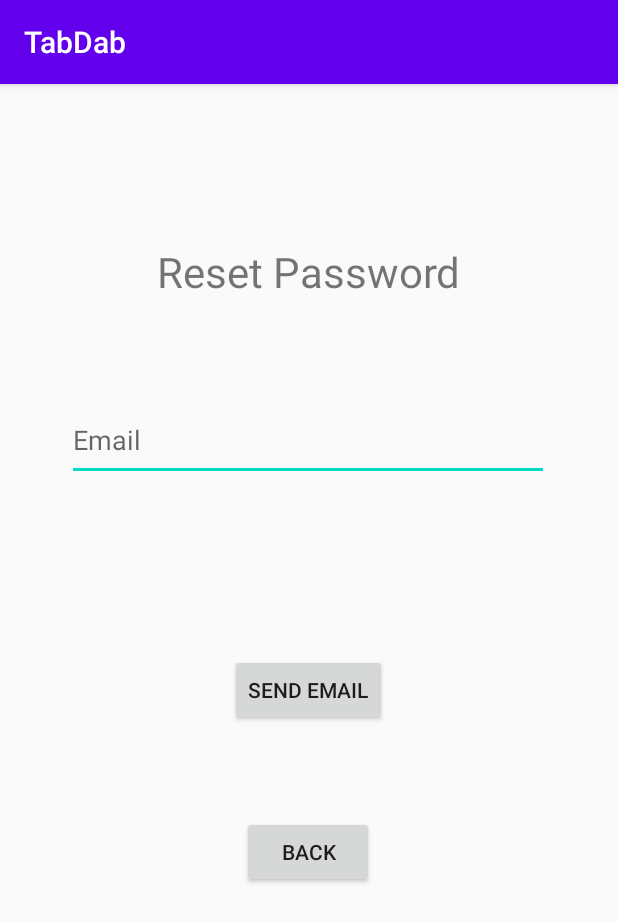
After one commit to SCCapstone/TabDab, an Android app: the ChangePassword screen opened directly, with no data from a screen before it, on a phone screen of 412 x 824 dp. The commit adds this screen. Shown: the top 922 px of the screen. Run offline under Robolectric (Android 15) with nearby library versions, the phone set to English and light mode, and no system bars; our stand-ins replace Firebase (no records; nobody signed in at launch, a user with empty details on screens opened directly).

Commit message:
User can now change their password through the AccountInformation screen. #30.

```diff
--- a/app/src/main/AndroidManifest.xml
+++ b/app/src/main/AndroidManifest.xml
@@ -26,6 +26,8 @@
 
         <activity android:name=".AccountInformation"/>
 
+        <activity android:name=".ChangePassword"/>
+
 
         <activity android:name=".Login">
             <intent-filter>
--- a/app/src/main/java/com/example/tabdab/AccountInformation.java
+++ b/app/src/main/java/com/example/tabdab/AccountInformation.java
@@ -32,12 +32,8 @@ public class AccountInformation extends AppCompatActivity{
     protected void onCreate(Bundle savedInstanceState) {
         super.onCreate(savedInstanceState);
         setContentView(R.layout.activity_account_information);
-
-      //  UserName = findViewById(R.id.AccountName);
-      //  UserEmail = findViewById(R.id.AccountEmail);
         ButChangePass = findViewById(R.id.chngPassBut);
         ButEditInfo = findViewById(R.id.editInfoBut);
-
         fireAuth = FirebaseAuth.getInstance();
         user = fireAuth.getCurrentUser();
         database = FirebaseDatabase.getInstance().getReference("users/");
@@ -63,6 +59,15 @@ public class AccountInformation extends AppCompatActivity{
                     Toast.makeText(AccountInformation.this, "Something went wrong!", Toast.LENGTH_SHORT).show();
                 }
             });
+
+            ButChangePass.setOnClickListener(new View.OnClickListener() {
+                @Override
+                public void onClick(View view) {
+                    Intent changePass = new Intent(getApplicationContext(),ChangePassword.class);
+                    startActivity(changePass);
+                }
+            });
+
         }
     }
 }
--- /dev/null
+++ b/app/src/main/java/com/example/tabdab/ChangePassword.java
@@ -0,0 +1,68 @@
+package com.example.tabdab;
+
+import android.content.Intent;
+import android.os.Bundle;
+import android.util.Patterns;
+import android.view.View;
+import android.widget.Button;
+import android.widget.EditText;
+import android.widget.Toast;
+
+import androidx.annotation.NonNull;
+import androidx.annotation.Nullable;
+import androidx.appcompat.app.AppCompatActivity;
+
+import com.google.android.gms.tasks.OnCompleteListener;
+import com.google.android.gms.tasks.Task;
+import com.google.firebase.auth.FirebaseAuth;
+
+public class ChangePassword extends AppCompatActivity {
+    private EditText userEmail;
+    private Button resetPassBut, goBackBut;
+    FirebaseAuth fireAuth;
+
+    protected void onCreate(Bundle savedInstanceState) {
+        super.onCreate(savedInstanceState);
+        setContentView(R.layout.activity_change_password);
+
+        userEmail = (EditText) findViewById(R.id.chngPassEmail);
+        resetPassBut = (Button) findViewById(R.id.sndEmailBut);
+        goBackBut = (Button) findViewById(R.id.backBut);
+
+        fireAuth = FirebaseAuth.getInstance();
+
+        resetPassBut.setOnClickListener(new View.OnClickListener() {
+            @Override
+            public void onClick(View view) {
+                String email = userEmail.getText().toString().trim();
+                if(email.isEmpty()) {
+                    userEmail.setError("Please enter your email address.");
+                }
+                else if(!Patterns.EMAIL_ADDRESS.matcher(email).matches()) {
+                    userEmail.setError("This email does not belong to any account, please enter a different email address.");
+                }
+                else {
+                    fireAuth.sendPasswordResetEmail(email).addOnCompleteListener(new OnCompleteListener<Void>() {
+                        @Override
+                        public void onComplete(@NonNull Task<Void> task) {
+                            if(task.isSuccessful()) {
+                                Toast.makeText(ChangePassword.this,"An email has been sent to reset your password.", Toast.LENGTH_SHORT).show();
+                            }
+                            else
+                                Toast.makeText(ChangePassword.this,"Something went wrong, please try again.", Toast.LENGTH_SHORT).show();
+                        }
+                    });
+                }
+            }
+        });
+
+        goBackBut.setOnClickListener(new View.OnClickListener() {
+            @Override
+            public void onClick(View view) {
+                Intent goBack = new Intent(getApplicationContext(),AccountInformation.class);
+                startActivity(goBack);
+            }
+        });
+
+    }
+}
--- a/app/src/main/java/com/example/tabdab/Login.java
+++ b/app/src/main/java/com/example/tabdab/Login.java
@@ -75,7 +75,7 @@ public class Login extends AppCompatActivity{
                     public void onComplete(@NonNull Task<AuthResult> task) {
                         //If user exists they can login, if not they must register or fix typing
                         if(task.isSuccessful()) {
-                            startActivity(new Intent(getApplicationContext(), ScanOrShow.class));
+                            startActivity(new Intent(getApplicationContext(), AccountInformation.class));
                         }
                         else {
                             LoginPassword.setError("Sign in credentials do not match existing user. Please try again or register if you do not already have an account.");
--- a/app/src/main/res/layout/activity_account_information.xml
+++ b/app/src/main/res/layout/activity_account_information.xml
@@ -83,7 +83,7 @@
         android:id="@+id/chngPassBut"
         android:layout_width="wrap_content"
         android:layout_height="wrap_content"
-        android:text="@string/change_password"
+        android:text="Reset Password"
         app:layout_constraintBottom_toBottomOf="parent"
         app:layout_constraintEnd_toEndOf="parent"
         app:layout_constraintStart_toStartOf="parent"
--- /dev/null
+++ b/app/src/main/res/layout/activity_change_password.xml
@@ -0,0 +1,57 @@
+<?xml version="1.0" encoding="utf-8"?>
+<androidx.constraintlayout.widget.ConstraintLayout
+    xmlns:android="http://schemas.android.com/apk/res/android"
+    xmlns:app="http://schemas.android.com/apk/res-auto"
+    xmlns:tools="http://schemas.android.com/tools"
+    android:layout_width="match_parent"
+    android:layout_height="match_parent">
+
+    <TextView
+        android:id="@+id/textView8"
+        android:layout_width="wrap_content"
+        android:layout_height="wrap_content"
+        android:text="Reset Password"
+        android:textSize="28sp"
+        app:layout_constraintBottom_toBottomOf="parent"
+        app:layout_constraintEnd_toEndOf="parent"
+        app:layout_constraintStart_toStartOf="parent"
+        app:layout_constraintTop_toTopOf="parent"
+        app:layout_constraintVertical_bias="0.145" />
+
+    <EditText
+        android:id="@+id/chngPassEmail"
+        android:layout_width="321dp"
+        android:layout_height="54dp"
+        android:layout_marginStart="44dp"
+        android:layout_marginEnd="46dp"
+        android:ems="10"
+        android:hint="Email"
+        app:layout_constraintBottom_toBottomOf="parent"
+        app:layout_constraintEnd_toEndOf="parent"
+        app:layout_constraintHorizontal_bias="1.0"
+        app:layout_constraintStart_toStartOf="parent"
+        app:layout_constraintTop_toBottomOf="@+id/textView8"
+        app:layout_constraintVertical_bias="0.117" />
+
+    <Button
+        android:id="@+id/sndEmailBut"
+        android:layout_width="wrap_content"
+        android:layout_height="wrap_content"
+        android:layout_marginBottom="340dp"
+        android:text="Send Email"
+        app:layout_constraintBottom_toBottomOf="parent"
+        app:layout_constraintEnd_toEndOf="parent"
+        app:layout_constraintHorizontal_bias="0.498"
+        app:layout_constraintStart_toStartOf="parent" />
+
+    <Button
+        android:id="@+id/backBut"
+        android:layout_width="wrap_content"
+        android:layout_height="wrap_content"
+        android:layout_marginTop="60dp"
+        android:text="Back"
+        app:layout_constraintEnd_toEndOf="parent"
+        app:layout_constraintHorizontal_bias="0.498"
+        app:layout_constraintStart_toStartOf="parent"
+        app:layout_constraintTop_toBottomOf="@+id/sndEmailBut" />
+</androidx.constraintlayout.widget.ConstraintLayout>
```
